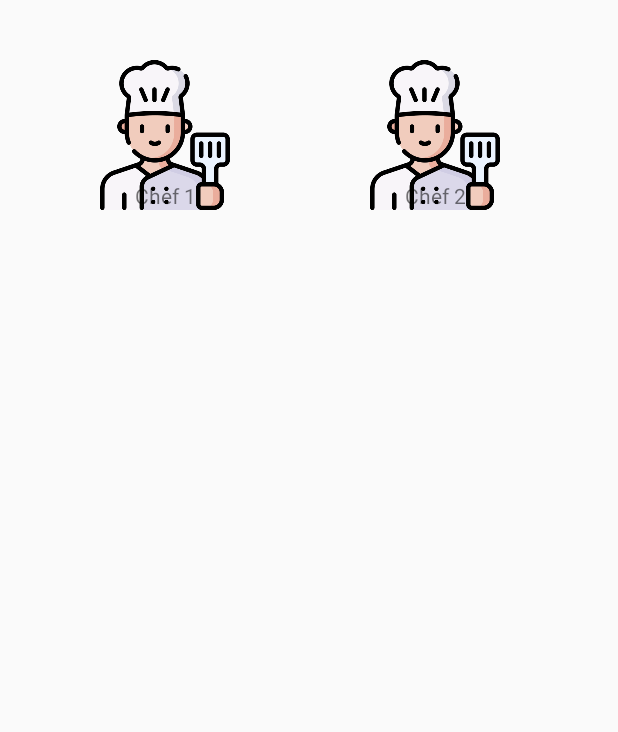
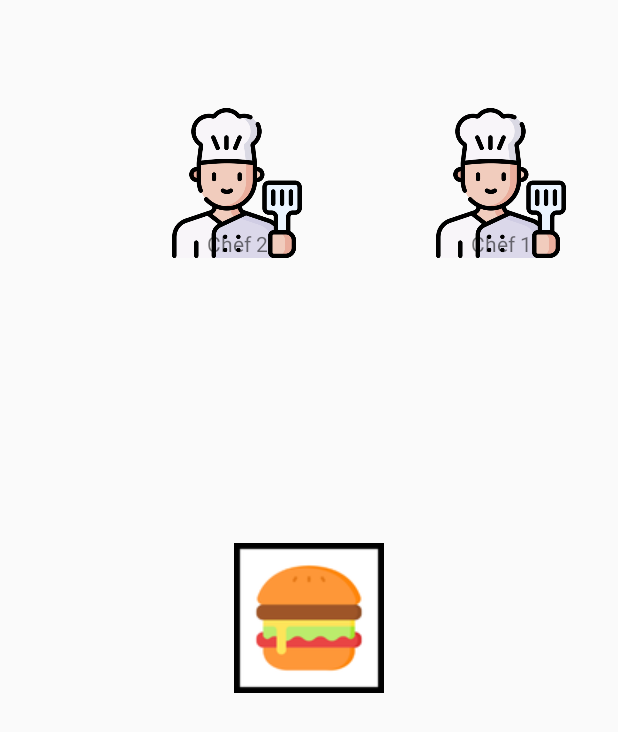
Before and after one commit to shengweikoh/cs205-ass4, an Android app built with Jetpack Compose: the screen it shows after launch (MainActivity), on a phone screen of 412 x 824 dp. Shown: the top 732 px of the screen. Run offline under Robolectric (Android 15) with nearby library versions, the phone set to English and light mode, and no system bars.

Commit message:
made burger spawner and initial logic for game engine and game renderer.

```diff
--- a/app/src/main/java/com/example/cs205_ass4/MainActivity.kt
+++ b/app/src/main/java/com/example/cs205_ass4/MainActivity.kt
@@ -1,19 +1,12 @@
 package com.example.cs205_ass4
 
 import android.os.Bundle
-import androidx.activity.ComponentActivity
-import androidx.activity.compose.setContent
-import androidx.activity.enableEdgeToEdge
-import androidx.compose.foundation.layout.fillMaxSize
-import androidx.compose.material3.MaterialTheme
-import androidx.compose.material3.Surface
-import androidx.compose.ui.Modifier
-import com.example.cs205_ass4.game.GameScreen
-import com.example.cs205_ass4.ui.theme.Cs205ass4Theme
 import androidx.activity.enableEdgeToEdge
 import androidx.appcompat.app.AppCompatActivity
 import androidx.core.view.ViewCompat
 import androidx.core.view.WindowInsetsCompat
+import com.example.cs205_ass4.game.GameEngine
+import com.example.cs205_ass4.game.GameRenderer
 
 // class MainActivity : ComponentActivity() {
 //     override fun onCreate(savedInstanceState: Bundle?) {
@@ -34,14 +27,27 @@ import androidx.core.view.WindowInsetsCompat
 
 
 class MainActivity : AppCompatActivity() {
+    private lateinit var gameEngine: GameEngine
+    private lateinit var gameRenderer: GameRenderer
+
     override fun onCreate(savedInstanceState: Bundle?) {
         super.onCreate(savedInstanceState)
         enableEdgeToEdge()
         setContentView(R.layout.activity_main)
+
         ViewCompat.setOnApplyWindowInsetsListener(findViewById(R.id.main)) { v, insets ->
-        val systemBars = insets.getInsets(WindowInsetsCompat.Type.systemBars())
-                     v.setPadding(systemBars.left, systemBars.top, systemBars.right, systemBars.bottom)
-        insets
+            val systemBars = insets.getInsets(WindowInsetsCompat.Type.systemBars())
+            v.setPadding(
+                systemBars.left,
+                systemBars.top,
+                systemBars.right,
+                systemBars.bottom
+            )
+            insets
         }
+
+        gameEngine = GameEngine()
+        gameRenderer = GameRenderer(this, gameEngine)
+        gameRenderer.setupUI()
     }
 }
--- /dev/null
+++ b/app/src/main/java/com/example/cs205_ass4/game/GameEngine.kt
@@ -0,0 +1,46 @@
+package com.example.cs205_ass4.game
+
+import com.example.cs205_ass4.game.chef.ChefManager
+import com.example.cs205_ass4.game.burger.BurgerManager
+import com.example.cs205_ass4.game.chef.ChefState
+
+class GameEngine {
+
+    // Managers for different game entities
+    val chefManager = ChefManager()
+    val burgerManager = BurgerManager()
+
+    var burgerCounter = 0
+
+    init {
+        // Spawn initial game entities
+//        chefManager.spawnChef(id = 1, x = 100f, y = 200f)
+//        burgerManager.spawnBurger(id = 1, x = 150f, y = 250f)
+    }
+
+    // Called to start game loops, timers, etc.
+    fun startGame() {
+        // TODO: Implement game loop logic or timer events
+    }
+
+    // Called on each game tick/update
+    fun updateGame() {
+        chefManager.updateChefs()    // Update chef states, positions, etc.
+        burgerManager.updateBurgers()  // Update burger states, positions, etc.
+
+        // Additional game logic (e.g., collision detection, scoring) goes here
+    }
+
+    fun getChefState(chefId: Int): ChefState {
+        return chefManager.getChefById(chefId)?.chefState ?: ChefState.IDLE
+    }
+
+    // Toggle a specific chef's state (for example, when a user taps on a chef)
+    fun toggleChefState(chefId: Int) {
+        chefManager.toggleChef(chefId)
+    }
+
+    fun spawnBurger() {
+        return burgerManager.spawnBurger(burgerCounter, 0f, 0f)
+    }
+}
--- /dev/null
+++ b/app/src/main/java/com/example/cs205_ass4/game/GameRenderer.kt
@@ -0,0 +1,126 @@
+package com.example.cs205_ass4.game
+
+import android.app.Activity
+import android.os.Handler
+import android.os.Looper
+import android.view.DragEvent
+import android.view.MotionEvent
+import android.view.View
+import android.view.View.DragShadowBuilder
+import android.widget.FrameLayout
+import android.widget.ImageView
+import com.example.cs205_ass4.R
+
+class GameRenderer(private val activity: Activity, private val gameEngine: GameEngine) {
+
+    private lateinit var chefImage: ImageView
+    private lateinit var burgerContainer: FrameLayout
+
+    // Handler to schedule burger spawns on the main thread.
+    private val handler = Handler(Looper.getMainLooper())
+
+    fun setupUI() {
+        // Bind chef ImageView and set its drag listener.
+        chefImage = activity.findViewById(R.id.imageViewChef1)
+//        chefImage.setOnDragListener(chefDragListener)
+
+        // Bind the container where burgers will be added.
+        burgerContainer = activity.findViewById(R.id.burgerContainer)
+
+        // Start scheduling burger spawns.
+        scheduleBurgerSpawn()
+    }
+
+    // Schedule burger spawns every 5 seconds.
+    private fun scheduleBurgerSpawn() {
+        handler.postDelayed({
+            spawnBurgerView()
+            scheduleBurgerSpawn() // recursively schedule the next spawn.
+        }, 3000)
+    }
+
+    // Creates and adds a new burger view to the container.
+    private fun spawnBurgerView() {
+        // Let the game engine create a burger and return its id.
+        val burgerId = gameEngine.spawnBurger()
+        // Create an ImageView for the burger.
+        val burgerView = ImageView(activity).apply {
+            setImageResource(R.drawable.burger_order)
+            tag = burgerId // Save the burger's id in the view's tag.
+            // Set layout parameters (customize size as needed).
+            layoutParams = FrameLayout.LayoutParams(150, 150).apply {
+                gravity = android.view.Gravity.CENTER
+            }
+        }
+        // Attach a touch listener to allow moving the burger.
+        burgerView.setOnTouchListener(object : View.OnTouchListener {
+            var dX = 0f
+            var dY = 0f
+            override fun onTouch(view: View, event: MotionEvent): Boolean {
+                when (event.action) {
+                    MotionEvent.ACTION_DOWN -> {
+                        dX = view.x - event.rawX
+                        dY = view.y - event.rawY
+                        return true
+                    }
+                    MotionEvent.ACTION_MOVE -> {
+                        view.x = event.rawX + dX
+                        view.y = event.rawY + dY
+                        return true
+                    }
+//                    MotionEvent.ACTION_UP -> {
+//                        // When released, check if the burger overlaps the chef.
+//                        if (isViewOverlapping(view, chefImage)) {
+//                            // Start cooking with chef id = 1 (adjust if needed).
+//                            gameEngine.startCookingBurger(chefId = 1, burgerId = burgerId)
+//                            // Remove the burger view from the container.
+//                            burgerContainer.removeView(view)
+//                            // Update chef image (if startCookingBurger does not trigger UI update automatically).
+//                            updateChefImage(chefImage, 1)
+//                        }
+//                        return true
+//                    }
+                    else -> return false
+                }
+            }
+        })
+
+        // Add the burger view to the container.
+        burgerContainer.addView(burgerView)
+    }
+
+//    // Drag listener on the chef image.
+//    private val chefDragListener = View.OnDragListener { _, event ->
+//        when (event.action) {
+//            DragEvent.ACTION_DRAG_STARTED -> true
+//            DragEvent.ACTION_DROP -> {
+//                // When a burger is dropped on the chef, retrieve the burger view.
+//                val draggedView = event.localState as? View
+//                draggedView?.let { view ->
+//                    val burgerId = view.tag as? Int
+//                    if (burgerId != null) {
+//                        // Start cooking the burger with chef id = 1 (adjust as needed).
+//                        gameEngine.startCookingBurger(chefId = 1, burgerId = burgerId)
+//                        // Remove the burger view from the container.
+//                        burgerContainer.removeView(view)
+//                        // Update the chef image to reflect the cooking state.
+//                        updateChefImage(chefImage, 1)
+//                    }
+//                }
+//                true
+//            }
+//            else -> true
+//        }
+//    }
+//
+//    // Updates the chef's ImageView based on its state.
+//    private fun updateChefImage(imageView: ImageView, chefId: Int) {
+//        val state = gameEngine.getChefState(chefId)
+//        val drawableRes = if (state == ChefState.COOKING) {
+//            R.drawable.chef_cooking
+//        } else {
+//            R.drawable.chef_idle
+//        }
+//        imageView.setImageResource(drawableRes)
+//    }
+}
--- a/app/src/main/java/com/example/cs205_ass4/game/burger/Burger.kt
+++ b/app/src/main/java/com/example/cs205_ass4/game/burger/Burger.kt
@@ -3,5 +3,10 @@ package com.example.cs205_ass4.game.burger
 data class Burger(
     val id: Int,
     val xPosition: Float,
-    val yPosition: Float
-)
+    val yPosition: Float,
+    var burgerState: Float = 0.0f
+) {
+    fun cook(increment: Float) {
+        burgerState = (burgerState + increment).coerceAtMost(1.0f)
+    }
+}
--- /dev/null
+++ b/app/src/main/java/com/example/cs205_ass4/game/burger/BurgerManager.kt
@@ -0,0 +1,17 @@
+package com.example.cs205_ass4.game.burger
+
+class BurgerManager {
+    private val burgers = mutableListOf<Burger>()
+
+    fun spawnBurger(id: Int, x: Float, y: Float) {
+        burgers.add(Burger(id, x, y, burgerState = 0.0f))
+    }
+
+    fun getBurgerById(id: Int): Burger? {
+        return burgers.find { it.id == id }
+    }
+
+    fun updateBurgers() {
+        // TODO: Update burger logic (e.g., cooking timers, quality checks)
+    }
+}
--- a/app/src/main/res/layout/activity_main.xml
+++ b/app/src/main/res/layout/activity_main.xml
@@ -8,44 +8,53 @@
     tools:context=".MainActivity">
 
     <ImageView
-        android:id="@+id/imageView3"
+        android:id="@+id/imageViewChef1"
         android:layout_width="100dp"
         android:layout_height="100dp"
-        android:layout_marginStart="60dp"
-        android:layout_marginTop="40dp"
+        android:layout_marginStart="108dp"
+        android:layout_marginTop="72dp"
         android:scaleType="fitCenter"
         android:src="@drawable/chef"
         app:layout_constraintStart_toStartOf="parent"
         app:layout_constraintTop_toTopOf="parent" />
 
     <ImageView
-        android:id="@+id/imageView2"
+        android:id="@+id/imageViewChef2"
         android:layout_width="100dp"
         android:layout_height="100dp"
-        android:layout_marginStart="80dp"
+        android:layout_marginStart="76dp"
         android:scaleType="fitCenter"
         android:src="@drawable/chef"
-        app:layout_constraintBottom_toBottomOf="@+id/imageView3"
-        app:layout_constraintStart_toEndOf="@id/imageView3"
-        app:layout_constraintTop_toTopOf="@id/imageView3"
-        app:layout_constraintVertical_bias="0.0" />
+        app:layout_constraintBottom_toBottomOf="@+id/imageViewChef1"
+        app:layout_constraintStart_toEndOf="@id/imageViewChef1"
+        app:layout_constraintTop_toTopOf="@id/imageViewChef1"
+        app:layout_constraintVertical_bias="1.0" />
 
     <TextView
-        android:id="@+id/textView3"
+        android:id="@+id/textViewChef1"
         android:layout_width="wrap_content"
         android:layout_height="wrap_content"
         android:text="Chef 2"
-        app:layout_constraintBottom_toBottomOf="@+id/imageView2"
-        app:layout_constraintEnd_toEndOf="@+id/imageView2"
+        app:layout_constraintBottom_toBottomOf="@+id/imageViewChef1"
+        app:layout_constraintEnd_toEndOf="@+id/imageViewChef1"
         app:layout_constraintHorizontal_bias="0.505"
-        app:layout_constraintStart_toStartOf="@+id/imageView2" />
+        app:layout_constraintStart_toStartOf="@+id/imageViewChef1" />
 
     <TextView
-        android:id="@+id/textView5"
+        android:id="@+id/textViewChef2"
         android:layout_width="wrap_content"
         android:layout_height="wrap_content"
         android:text="Chef 1"
-        app:layout_constraintBottom_toBottomOf="@+id/imageView3"
-        app:layout_constraintEnd_toEndOf="@+id/imageView3"
-        app:layout_constraintStart_toStartOf="@+id/imageView3" />
+        app:layout_constraintBottom_toBottomOf="@+id/imageViewChef2"
+        app:layout_constraintEnd_toEndOf="@+id/imageViewChef2"
+        app:layout_constraintStart_toStartOf="@+id/imageViewChef2" />
+
+    <FrameLayout
+        android:id="@+id/burgerContainer"
+        android:layout_width="match_parent"
+        android:layout_height="match_parent"
+        app:layout_constraintBottom_toBottomOf="parent"
+        app:layout_constraintStart_toStartOf="parent">
+
+    </FrameLayout>
 </androidx.constraintlayout.widget.ConstraintLayout>
```
Also changed, not shown: app/src/main/java/com/example/cs205_ass4/game/GameScreen.kt (deleted, +0 -30 lines), app/src/main/java/com/example/cs205_ass4/game/burger/BurgerState.kt (deleted, +0 -50 lines), app/src/main/java/com/example/cs205_ass4/game/chef/Chef.kt (+7 -2 lines), app/src/main/java/com/example/cs205_ass4/game/chef/ChefManager.kt (added, +28 -0 lines), app/src/main/java/com/example/cs205_ass4/game/chef/ChefState.kt (deleted, +0 -35 lines), app/src/main/res/drawable/burger_order.png (added), 2 other files.
